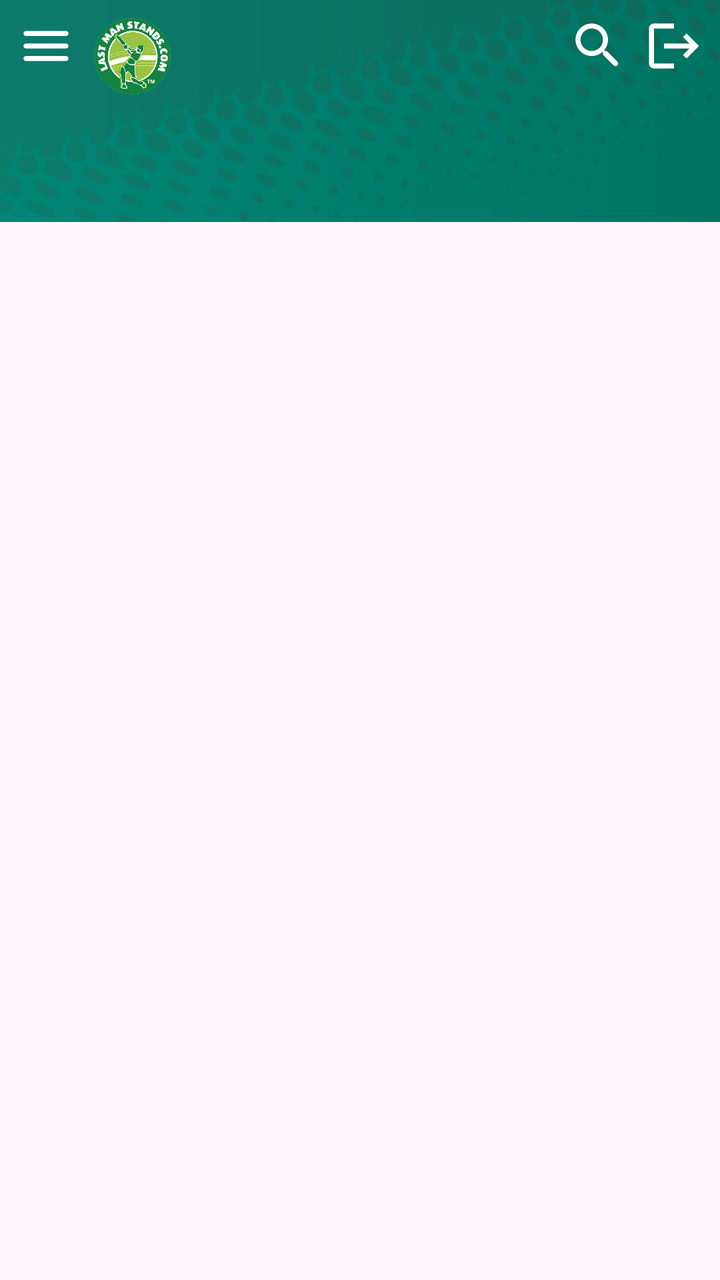
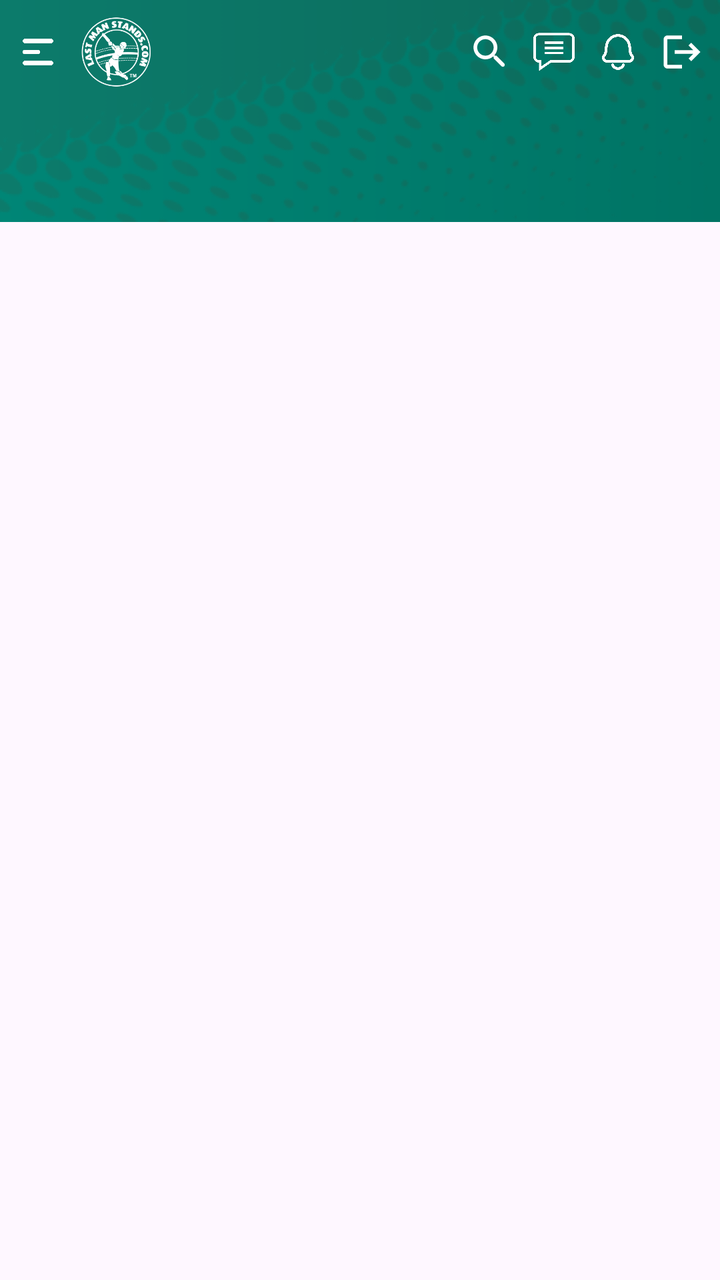

Compare the two renders of this Android layout. The source of the first and the diff that turns it into the second are given below.
<!-- AndroidManifest.xml: application theme Theme.LMSAssignment -->
<!-- res/layout/fragment_home.xml -->
<?xml version="1.0" encoding="utf-8"?>
<LinearLayout xmlns:android="http://schemas.android.com/apk/res/android"
    xmlns:app="http://schemas.android.com/apk/res-auto"
    xmlns:tools="http://schemas.android.com/tools"
    android:layout_width="match_parent"
    android:layout_height="match_parent"
    android:orientation="vertical"
    tools:context=".view.bottom_nav.HomeFragment">

    <LinearLayout
        android:layout_width="match_parent"
        android:layout_height="wrap_content"
        android:background="@drawable/appbar_bg"
        android:orientation="vertical">

        <LinearLayout
            android:id="@+id/appbar"
            android:layout_width="match_parent"
            android:layout_height="wrap_content"
            android:background="@android:color/transparent"
            android:orientation="horizontal"
            android:padding="8dp"
            app:layout_constraintEnd_toEndOf="parent"
            app:layout_constraintStart_toStartOf="parent"
            app:layout_constraintTop_toTopOf="parent">

            
            <ImageView
                android:layout_width="30dp"
                android:layout_height="30dp"
                android:layout_gravity="start"
                android:src="@drawable/ic_menu_24" />

            <ImageView
                android:layout_width="40dp"
                android:layout_height="40dp"
                android:layout_gravity="start"
                android:layout_marginStart="8dp"
                android:scaleType="centerCrop"
                android:src="@drawable/lms" />
            
            <Space
                android:layout_width="0dp"
                android:layout_height="0dp"
                android:layout_weight="1" />

            
            <ImageView
                android:layout_width="30dp"
                android:layout_height="30dp"
                android:layout_gravity="end"
                android:src="@drawable/ic_search_24" />

            
            <ImageView
                android:id="@+id/btnLogOut"
                android:layout_width="30dp"
                android:layout_height="30dp"
                android:layout_gravity="end"
                android:layout_marginStart="8dp"
                android:src="@drawable/ic_logout_24" />
        </LinearLayout>

        <com.google.android.material.tabs.TabLayout
            android:id="@+id/tab_layout"
            android:layout_width="match_parent"
            android:layout_height="wrap_content"
            android:background="@android:color/transparent"
            android:clickable="true"
            android:focusable="true"
            app:tabIndicatorColor="#acc44c"
            app:tabSelectedTextColor="@color/white"
            app:tabTextColor="#CDC5C5" />


    </LinearLayout>


    <androidx.viewpager2.widget.ViewPager2
        android:id="@+id/view_pager"
        android:layout_width="match_parent"
        android:layout_height="match_parent" />
</LinearLayout>
<!-- resources referenced by this layout -->
<resources>
  <color name="white">#FFFFFFFF</color>
  <!-- drawable appbar_bg: png bitmap (drawable, 16635 bytes) -->
  <!-- drawable ic_logout_24 (drawable) -->
  <vector xmlns:android="http://schemas.android.com/apk/res/android" android:autoMirrored="true" android:height="24dp" android:tint="#FFFFFF" android:viewportHeight="24" android:viewportWidth="24" android:width="24dp">
        
      <path android:fillColor="@android:color/white" android:pathData="M17,7l-1.41,1.41L18.17,11H8v2h10.17l-2.58,2.58L17,17l5,-5zM4,5h8V3H4c-1.1,0 -2,0.9 -2,2v14c0,1.1 0.9,2 2,2h8v-2H4V5z"/>
      
  </vector>
  <!-- drawable ic_menu_24 (drawable) -->
  <vector xmlns:android="http://schemas.android.com/apk/res/android" android:height="24dp" android:tint="#FFFFFF" android:viewportHeight="24" android:viewportWidth="24" android:width="24dp">
        
      <path android:fillColor="@android:color/white" android:pathData="M4,18h16c0.55,0 1,-0.45 1,-1s-0.45,-1 -1,-1L4,16c-0.55,0 -1,0.45 -1,1s0.45,1 1,1zM4,13h16c0.55,0 1,-0.45 1,-1s-0.45,-1 -1,-1L4,11c-0.55,0 -1,0.45 -1,1s0.45,1 1,1zM3,7c0,0.55 0.45,1 1,1h16c0.55,0 1,-0.45 1,-1s-0.45,-1 -1,-1L4,6c-0.55,0 -1,0.45 -1,1z"/>
      
  </vector>
  <!-- drawable ic_search_24 (drawable) -->
  <vector xmlns:android="http://schemas.android.com/apk/res/android" android:height="24dp" android:tint="#FFFFFF" android:viewportHeight="24" android:viewportWidth="24" android:width="24dp">
        
      <path android:fillColor="@android:color/white" android:pathData="M15.5,14h-0.79l-0.28,-0.27c1.2,-1.4 1.82,-3.31 1.48,-5.34 -0.47,-2.78 -2.79,-5 -5.59,-5.34 -4.23,-0.52 -7.79,3.04 -7.27,7.27 0.34,2.8 2.56,5.12 5.34,5.59 2.03,0.34 3.94,-0.28 5.34,-1.48l0.27,0.28v0.79l4.25,4.25c0.41,0.41 1.08,0.41 1.49,0 0.41,-0.41 0.41,-1.08 0,-1.49L15.5,14zM9.5,14C7.01,14 5,11.99 5,9.5S7.01,5 9.5,5 14,7.01 14,9.5 11.99,14 9.5,14z"/>
      
  </vector>
  <!-- drawable lms: png bitmap (drawable, 69325 bytes) -->
  <style name="Theme.LMSAssignment" parent="Base.Theme.LMSAssignment" />
  <style name="Base.Theme.LMSAssignment" parent="Theme.Material3.DayNight.NoActionBar">
          
          
      </style>
</resources>

<!-- the commit's change to res/layout/fragment_home.xml (unified diff, before → after) -->
@@ -26,18 +26,19 @@
 
             
             <ImageView
-                android:layout_width="30dp"
-                android:layout_height="30dp"
-                android:layout_gravity="start"
-                android:src="@drawable/ic_menu_24" />
+                android:layout_width="22dp"
+                android:layout_height="22dp"
+                android:layout_gravity="center"
+                android:src="@drawable/ic_menu"
+                app:tint="@color/white" />
 
             <ImageView
-                android:layout_width="40dp"
-                android:layout_height="40dp"
+                android:layout_width="36dp"
+                android:layout_height="36dp"
                 android:layout_gravity="start"
-                android:layout_marginStart="8dp"
+                android:layout_marginStart="10dp"
                 android:scaleType="centerCrop"
-                android:src="@drawable/lms" />
+                android:src="@drawable/lms_white" />
             
             <Space
                 android:layout_width="0dp"
@@ -46,33 +47,50 @@
 
             
             <ImageView
-                android:layout_width="30dp"
-                android:layout_height="30dp"
-                android:layout_gravity="end"
+                android:layout_width="22dp"
+                android:layout_height="22dp"
+                android:layout_gravity="center"
                 android:src="@drawable/ic_search_24" />
+
+            <ImageView
+                android:layout_width="22dp"
+                android:layout_height="22dp"
+                android:layout_gravity="center"
+                android:layout_marginStart="10dp"
+                android:src="@drawable/ic_msg"
+                app:tint="@color/white" />
+
+            <ImageView
+                android:layout_width="22dp"
+                android:layout_height="22dp"
+                android:layout_gravity="center"
+                android:layout_marginStart="10dp"
+                android:src="@drawable/ic_bell"
+                app:tint="@color/white" />
 
             
             <ImageView
                 android:id="@+id/btnLogOut"
-                android:layout_width="30dp"
-                android:layout_height="30dp"
-                android:layout_gravity="end"
-                android:layout_marginStart="8dp"
+                android:layout_width="22dp"
+                android:layout_height="22dp"
+                android:layout_gravity="center"
+                android:layout_marginStart="10dp"
                 android:src="@drawable/ic_logout_24" />
         </LinearLayout>
 
         <com.google.android.material.tabs.TabLayout
+            android:layout_marginTop="9dp"
+            app:tabIndicatorFullWidth="true"
             android:id="@+id/tab_layout"
             android:layout_width="match_parent"
             android:layout_height="wrap_content"
             android:background="@android:color/transparent"
             android:clickable="true"
             android:focusable="true"
+            app:tabSelectedTextAppearance="@style/TabTextAppearance"
             app:tabIndicatorColor="#acc44c"
             app:tabSelectedTextColor="@color/white"
             app:tabTextColor="#CDC5C5" />
-
-
     </LinearLayout>
 
 
<!-- resource entries referenced after the edit -->
@@ -2,25 +2,25 @@
 <resources>
   <color name="white">#FFFFFFFF</color>
   <!-- drawable appbar_bg: png bitmap (drawable, 16635 bytes) -->
+  <!-- drawable ic_bell: png bitmap (drawable, 10743 bytes) -->
   <!-- drawable ic_logout_24 (drawable) -->
   <vector xmlns:android="http://schemas.android.com/apk/res/android" android:autoMirrored="true" android:height="24dp" android:tint="#FFFFFF" android:viewportHeight="24" android:viewportWidth="24" android:width="24dp">
         
       <path android:fillColor="@android:color/white" android:pathData="M17,7l-1.41,1.41L18.17,11H8v2h10.17l-2.58,2.58L17,17l5,-5zM4,5h8V3H4c-1.1,0 -2,0.9 -2,2v14c0,1.1 0.9,2 2,2h8v-2H4V5z"/>
       
   </vector>
-  <!-- drawable ic_menu_24 (drawable) -->
-  <vector xmlns:android="http://schemas.android.com/apk/res/android" android:height="24dp" android:tint="#FFFFFF" android:viewportHeight="24" android:viewportWidth="24" android:width="24dp">
-        
-      <path android:fillColor="@android:color/white" android:pathData="M4,18h16c0.55,0 1,-0.45 1,-1s-0.45,-1 -1,-1L4,16c-0.55,0 -1,0.45 -1,1s0.45,1 1,1zM4,13h16c0.55,0 1,-0.45 1,-1s-0.45,-1 -1,-1L4,11c-0.55,0 -1,0.45 -1,1s0.45,1 1,1zM3,7c0,0.55 0.45,1 1,1h16c0.55,0 1,-0.45 1,-1s-0.45,-1 -1,-1L4,6c-0.55,0 -1,0.45 -1,1z"/>
-      
-  </vector>
+  <!-- drawable ic_menu: png bitmap (drawable, 4047 bytes) -->
+  <!-- drawable ic_msg: png bitmap (drawable, 8131 bytes) -->
   <!-- drawable ic_search_24 (drawable) -->
   <vector xmlns:android="http://schemas.android.com/apk/res/android" android:height="24dp" android:tint="#FFFFFF" android:viewportHeight="24" android:viewportWidth="24" android:width="24dp">
         
       <path android:fillColor="@android:color/white" android:pathData="M15.5,14h-0.79l-0.28,-0.27c1.2,-1.4 1.82,-3.31 1.48,-5.34 -0.47,-2.78 -2.79,-5 -5.59,-5.34 -4.23,-0.52 -7.79,3.04 -7.27,7.27 0.34,2.8 2.56,5.12 5.34,5.59 2.03,0.34 3.94,-0.28 5.34,-1.48l0.27,0.28v0.79l4.25,4.25c0.41,0.41 1.08,0.41 1.49,0 0.41,-0.41 0.41,-1.08 0,-1.49L15.5,14zM9.5,14C7.01,14 5,11.99 5,9.5S7.01,5 9.5,5 14,7.01 14,9.5 11.99,14 9.5,14z"/>
       
   </vector>
-  <!-- drawable lms: png bitmap (drawable, 69325 bytes) -->
+  <!-- drawable lms_white: png bitmap (drawable, 16887 bytes) -->
+  <style name="TabTextAppearance" parent="TextAppearance.Design.Tab">
+          <item name="android:textSize">16sp</item>
+      </style>
   <style name="Theme.LMSAssignment" parent="Base.Theme.LMSAssignment" />
   <style name="Base.Theme.LMSAssignment" parent="Theme.Material3.DayNight.NoActionBar">
           
